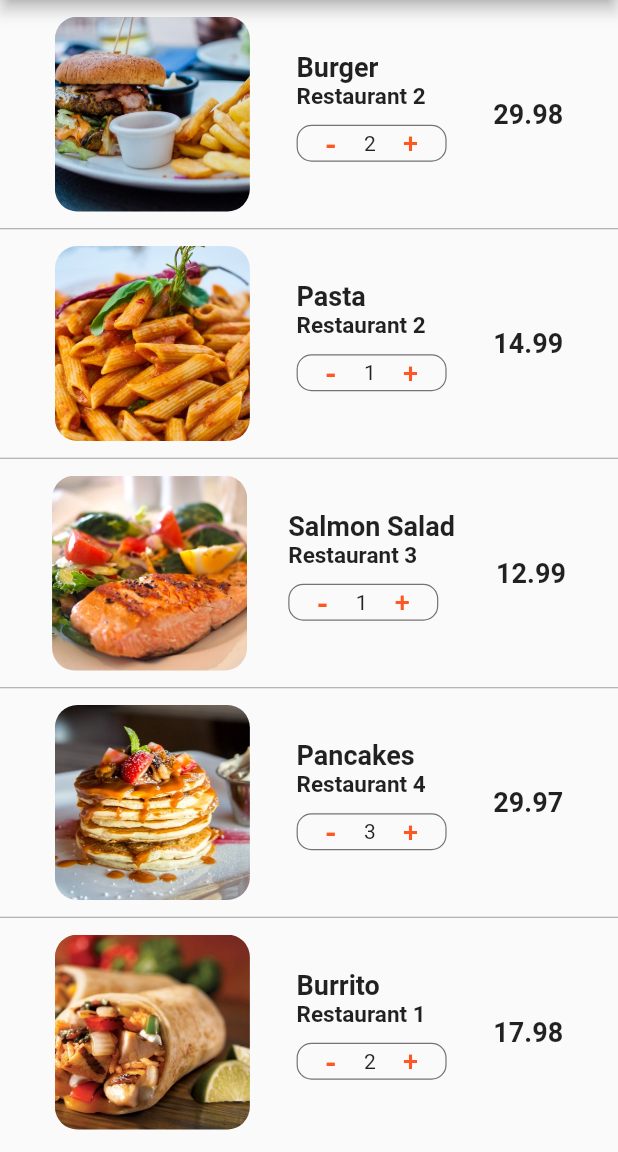
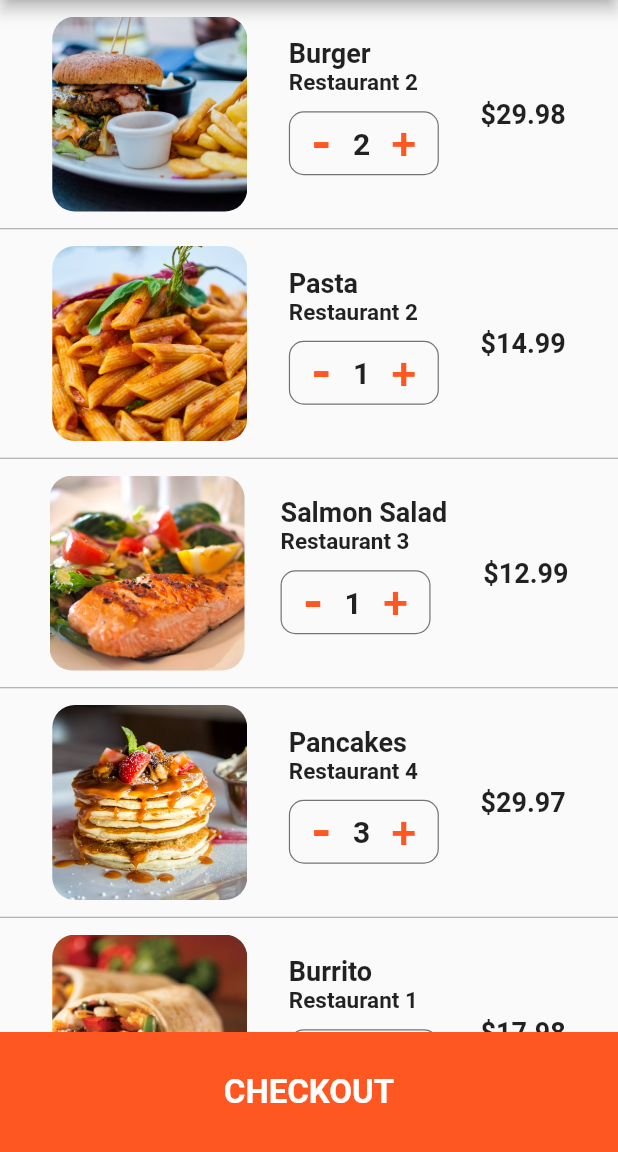
Before and after one commit to rohitkhullar786/Food_Delivery, a Flutter app: the CartScreen screen opened directly, on a phone screen of 412 x 824 dp, the part 84-1236 px from its top. Run offline on Flutter 3.47's test engine with Material 2 defaults, Android fonts, the phone set to English and light mode, and no system bars.

Commit message:
checkout bottom sheet and bug fixes

```diff
--- a/lib/screens/cart_screen.dart
+++ b/lib/screens/cart_screen.dart
@@ -9,7 +9,6 @@ class CartScreen extends StatefulWidget {
 }
 
 class _CartScreenState extends State<CartScreen> {
-
   buildCartItems(Order order) {
     return Padding(
       padding: const EdgeInsets.symmetric(horizontal: 20),
@@ -56,33 +55,37 @@ class _CartScreenState extends State<CartScreen> {
                       GestureDetector(
                         onTap: () {
                           setState(() {
+                            if (order.quantity > 0) {
                               order.quantity--;
+                            }
                           });
-
                         },
                         child: Text(
                           '-',
                           style: TextStyle(
                               color: Theme.of(context).primaryColor,
-                              fontSize: 20,
+                              fontSize: 35,
                               fontWeight: FontWeight.w600),
                         ),
                       ),
                       Text(
-
                         order.quantity.toString(),
+                        style: TextStyle(
+                            fontSize: 20, fontWeight: FontWeight.w600),
                       ),
                       GestureDetector(
-                        onTap: (){
+                        onTap: () {
                           setState(() {
+                               if (order.quantity < 10) {
                               order.quantity++;
+                            }
                           });
                         },
                         child: Text(
                           '+',
                           style: TextStyle(
                               color: Theme.of(context).primaryColor,
-                              fontSize: 18,
+                              fontSize: 30,
                               fontWeight: FontWeight.w500),
                         ),
                       ),
@@ -92,7 +95,7 @@ class _CartScreenState extends State<CartScreen> {
               ],
             ),
             Text(
-              '${order.food.price * order.quantity}',
+              '\$${order.food.price * order.quantity.toDouble()}',
               style: TextStyle(fontSize: 18, fontWeight: FontWeight.w600),
             ),
           ],
@@ -103,6 +106,12 @@ class _CartScreenState extends State<CartScreen> {
 
   @override
   Widget build(BuildContext context) {
+    double totalPrice = 0;
+
+    currentUser.cart.forEach((Order order) {
+      totalPrice = totalPrice + order.quantity * order.food.price;
+    });
+
     return Scaffold(
       appBar: AppBar(
         title: Text(
@@ -111,12 +120,64 @@ class _CartScreenState extends State<CartScreen> {
         ),
         centerTitle: true,
       ),
-      body: ListView.separated(
+      body: Column(
+        children: [
+          Expanded(
+            child: ListView.separated(
               physics: BouncingScrollPhysics(),
-        itemCount: currentUser.cart.length,
+              itemCount: currentUser.cart.length + 1,
               itemBuilder: (BuildContext context, int index) {
+                if (index < currentUser.cart.length) {
                   Order order = currentUser.cart[index];
                   return buildCartItems(order);
+                }
+                return Padding(
+                  padding:
+                      const EdgeInsets.symmetric(horizontal: 20, vertical: 10),
+                  child: Column(
+                    children: [
+                      Row(
+                        mainAxisAlignment: MainAxisAlignment.spaceBetween,
+                        children: [
+                          Text(
+                            'Estimated Time Delivery:',
+                            style: TextStyle(
+                              fontSize: 18,
+                              fontWeight: FontWeight.w600,
+                            ),
+                          ),
+                          Text(
+                            '25 mins',
+                            style: TextStyle(
+                                fontSize: 18, fontWeight: FontWeight.w600),
+                          ),
+                        ],
+                      ),
+                      Row(
+                        mainAxisAlignment: MainAxisAlignment.spaceBetween,
+                        children: [
+                          Text(
+                            'Total Cost',
+                            style: TextStyle(
+                              fontSize: 18,
+                              fontWeight: FontWeight.w600,
+                            ),
+                          ),
+                          Text(
+                            '\$${totalPrice.toStringAsFixed(2)}',
+                            style: TextStyle(
+                                fontSize: 18,
+                                fontWeight: FontWeight.w600,
+                                color: Colors.green),
+                          ),
+                        ],
+                      ),
+                      SizedBox(
+                        height: 100,
+                      )
+                    ],
+                  ),
+                );
               },
               separatorBuilder: (BuildContext context, int index) {
                 return Divider(
@@ -125,6 +186,26 @@ class _CartScreenState extends State<CartScreen> {
                 );
               },
             ),
+          ),
+        ],
+      ),
+      bottomSheet: Container(
+        height: 80,
+        width: MediaQuery.of(context).size.width,
+        color: Theme.of(context).primaryColor,
+        child: FlatButton(
+          child: Text(
+            'CHECKOUT',
+            style: TextStyle(
+              fontSize: 22,
+              color: Colors.white,
+              fontWeight: FontWeight.bold,
+            ),
+            textAlign: TextAlign.center,
+          ),
+          onPressed: () {},
+        ),
+      ),
     );
   }
 }
```
Lines whose indentation alone changed are shown as unchanged.
